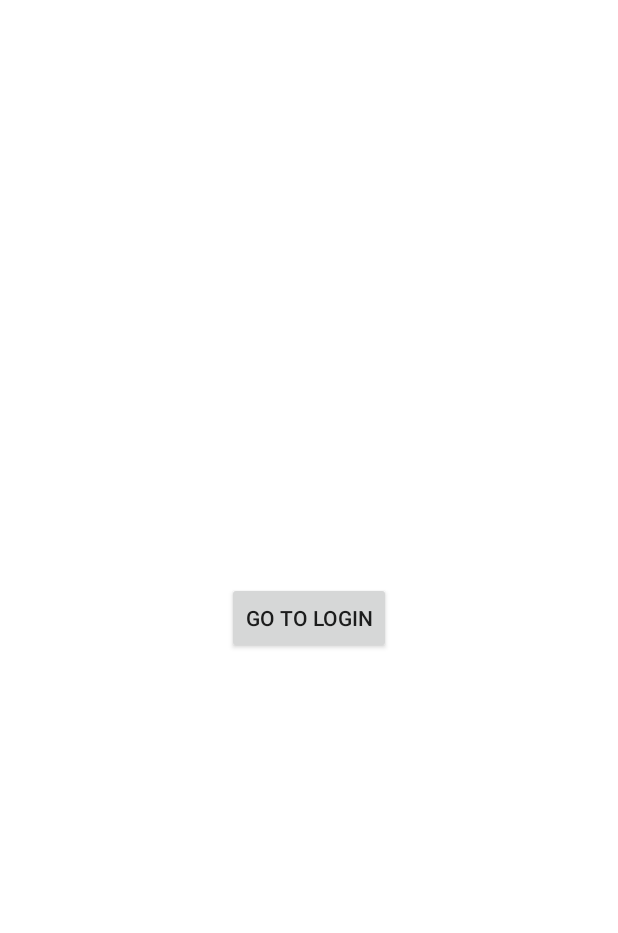
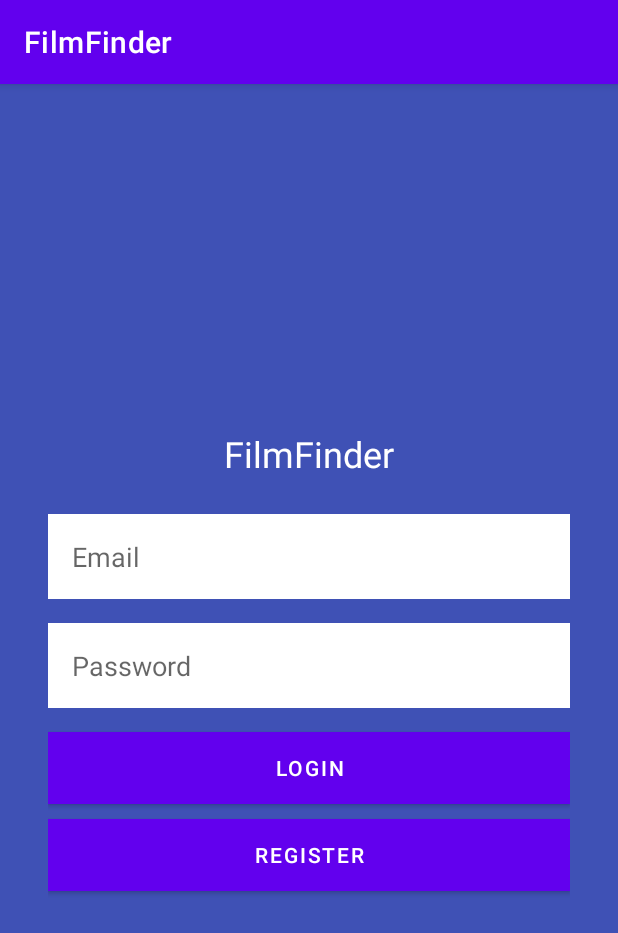
Before and after one commit to fredlhn/FilmFinder, an Android app: the screen it shows after launch (MainActivity before the commit, LoginActivity after it), on a phone screen of 412 x 824 dp. Shown: the top 933 px of the screen. Run offline under Robolectric (Android 15) with nearby library versions, the phone set to English and light mode, and no system bars; our stand-ins replace Firebase (no records; nobody signed in at launch, a user with empty details on screens opened directly).

Commit message:
add login

```diff
--- a/FilmFinder/app/src/main/AndroidManifest.xml
+++ b/FilmFinder/app/src/main/AndroidManifest.xml
@@ -13,13 +13,14 @@
         android:theme="@style/Theme.FilmFinder"
         tools:targetApi="31">
 
-        <activity android:name=".MainActivity" android:exported="true">
+
+        <activity android:name=".LoginActivity" android:exported="true">
             <intent-filter>
                 <action android:name="android.intent.action.MAIN" />
                 <category android:name="android.intent.category.LAUNCHER" />
             </intent-filter>
         </activity>
-        <activity android:name=".LoginActivity"></activity>
+        <activity android:name=".MainActivity"></activity>
         <activity android:name=".RegisterActivity"></activity>
 
 
--- a/FilmFinder/app/src/main/java/com/sydney/filmfinder/LoginActivity.java
+++ b/FilmFinder/app/src/main/java/com/sydney/filmfinder/LoginActivity.java
@@ -1,4 +1,75 @@
 package com.sydney.filmfinder;
 
-public class LoginActivity {
+
+import androidx.appcompat.app.AppCompatActivity;
+import android.content.Intent;
+import android.os.Bundle;
+import android.view.View;
+import android.widget.Button;
+import android.widget.EditText;
+import android.widget.Toast;
+import com.google.firebase.auth.FirebaseAuth;
+import com.google.firebase.auth.FirebaseUser;
+
+public class LoginActivity extends AppCompatActivity {
+
+    private EditText emailEditText, passwordEditText;
+    private Button loginButton, registerButton;
+    private FirebaseAuth firebaseAuth;
+
+    @Override
+    protected void onCreate(Bundle savedInstanceState) {
+        super.onCreate(savedInstanceState);
+        setContentView(R.layout.activity_login); // Assuming this XML layout name is activity_login.xml
+        firebaseAuth = FirebaseAuth.getInstance();
+
+        emailEditText = findViewById(R.id.emailEditText);
+        passwordEditText = findViewById(R.id.passwordEditText);
+        loginButton = findViewById(R.id.loginButton);
+        registerButton = findViewById(R.id.registerButton);
+
+        // Check if the user is already logged in
+        FirebaseUser currentUser = firebaseAuth.getCurrentUser();
+        if (currentUser != null) {
+            navigateToMainPage(); // This is a method you can create to navigate to the main page/activity
+        }
+
+        loginButton.setOnClickListener(new View.OnClickListener() {
+            @Override
+            public void onClick(View v) {
+                String email = emailEditText.getText().toString().trim();
+                String password = passwordEditText.getText().toString().trim();
+
+                if (email.isEmpty() || password.isEmpty()) {
+                    Toast.makeText(LoginActivity.this, "Please fill in both email and password fields.", Toast.LENGTH_SHORT).show();
+                    return;
+                }
+
+                firebaseAuth.signInWithEmailAndPassword(email, password)
+                        .addOnCompleteListener(LoginActivity.this, task -> {
+                            if (task.isSuccessful()) {
+                                navigateToMainPage();
+                            } else {
+                                Toast.makeText(LoginActivity.this, "Authentication failed: " + task.getException().getMessage(), Toast.LENGTH_SHORT).show();
+                            }
+                        });
+            }
+        });
+
+        registerButton.setOnClickListener(new View.OnClickListener() {
+            @Override
+            public void onClick(View v) {
+                // Navigate to RegisterActivity
+                Intent intent = new Intent(LoginActivity.this, RegisterActivity.class);
+                startActivity(intent);
+            }
+        });
+    }
+
+    private void navigateToMainPage() {
+        // Replace MainPageActivity.class with the name of your main activity class
+        Intent intent = new Intent(LoginActivity.this, MainActivity.class);
+        startActivity(intent);
+        finish(); // Close the LoginActivity after navigating to MainPageActivity
+    }
 }
```
